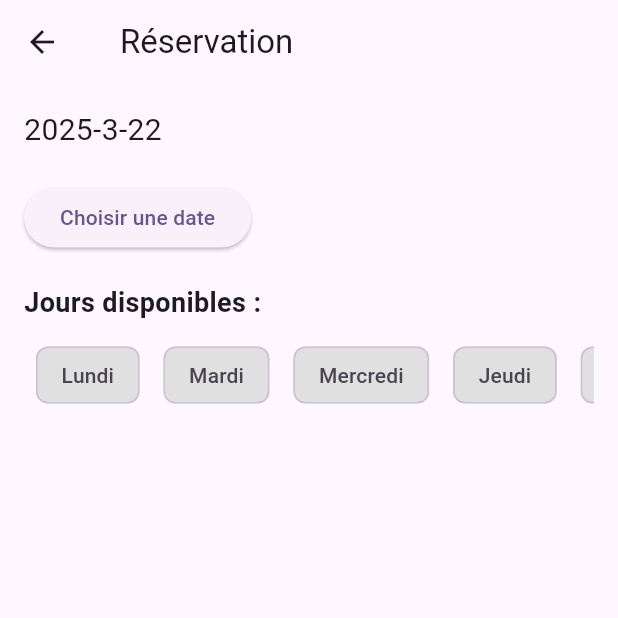
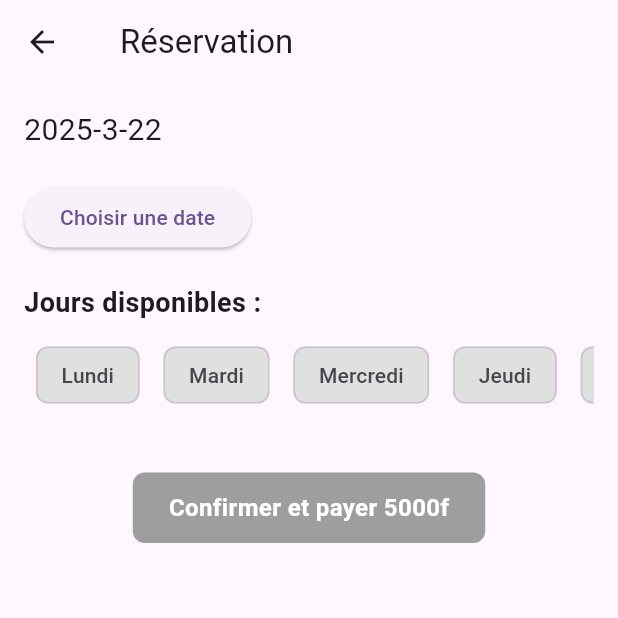
Before and after one commit to Honorine684/flutterDay05, a Flutter app: the screen it shows after launch, on a phone screen of 412 x 824 dp, the top half of it. Run offline on Flutter 3.47's test engine with Material 3 defaults, Android fonts, the phone set to English and light mode, and no system bars; our stand-ins replace firebase_core; accounts and stored records are empty.

Commit message:
j'ai ajputé un container pour confirmer la réservation

```diff
--- a/houeffa_log/lib/reservation.dart
+++ b/houeffa_log/lib/reservation.dart
@@ -1,6 +1,4 @@
 import 'package:flutter/material.dart';
-
-
 
 class Reservation extends StatefulWidget {
   const Reservation({Key? key}) : super(key: key);
@@ -12,7 +10,6 @@ class Reservation extends StatefulWidget {
 class _ReservationState extends State<Reservation> {
   DateTime selectedDate = DateTime.now();
 
-
   final List<String> days = [
     'Lundi',
     'Mardi',
@@ -20,7 +17,6 @@ class _ReservationState extends State<Reservation> {
     'Jeudi',
     'Vendredi',
   ];
-
 
   final List<String> hours = [
     '10:00',
@@ -57,7 +53,6 @@ class _ReservationState extends State<Reservation> {
         child: Column(
           crossAxisAlignment: CrossAxisAlignment.start,
           children: [
-
             Text(
               (selectedDay == null || selectedHour == null)
                   ? "${selectedDate.year}-${selectedDate.month}-${selectedDate.day}"
@@ -65,7 +60,6 @@ class _ReservationState extends State<Reservation> {
               style: TextStyle(fontSize: 20),
             ),
             SizedBox(height: 20),
-
             ElevatedButton(
               child: const Text("Choisir une date"),
               onPressed: () async {
@@ -78,7 +72,6 @@ class _ReservationState extends State<Reservation> {
                 if (dateTime != null) {
                   setState(() {
                     selectedDate = dateTime;
-
                     selectedDay = null;
                     selectedHour = null;
                   });
@@ -86,7 +79,6 @@ class _ReservationState extends State<Reservation> {
               },
             ),
             SizedBox(height: 20),
-
             Text(
               "Jours disponibles :",
               style: TextStyle(fontSize: 18, fontWeight: FontWeight.bold),
@@ -119,7 +111,6 @@ class _ReservationState extends State<Reservation> {
               ),
             ),
             SizedBox(height: 20),
-
             if (selectedDay != null) ...[
               Text(
                 "Heures disponibles :",
@@ -145,7 +136,36 @@ class _ReservationState extends State<Reservation> {
                 ),
               ),
             ],
+            SizedBox(height: 20),
 
+            Center(
+              child: GestureDetector(
+                onTap: (selectedDay != null && selectedHour != null)
+                    ? () {
+
+                        print(
+                            "Paiement de 5000f confirmé pour $selectedDay ${selectedDate.year}-${selectedDate.month}-${selectedDate.day} à $selectedHour");
+                      }
+                    : null,
+                child: Container(
+                  padding: EdgeInsets.symmetric(vertical: 12, horizontal: 24),
+                  decoration: BoxDecoration(
+                    color: (selectedDay != null && selectedHour != null)
+                        ? Colors.deepOrangeAccent
+                        : Colors.grey,
+                    borderRadius: BorderRadius.circular(8),
+                  ),
+                  child: Text(
+                    "Confirmer et payer 5000f",
+                    style: TextStyle(
+                      color: Colors.white,
+                      fontSize: 16,
+                      fontWeight: FontWeight.bold,
+                    ),
+                  ),
+                ),
+              ),
+            ),
           ],
         ),
       ),
```
Also changed, not shown: houeffa_log/lib/detail.dart (added).
